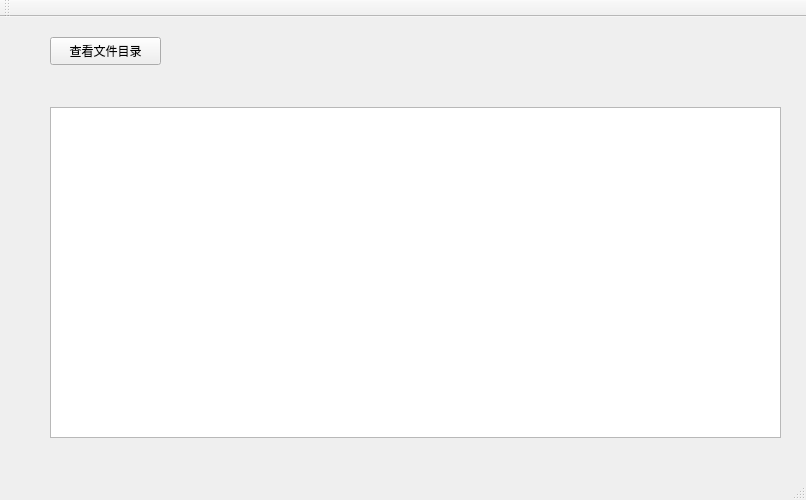
The window that client/mainwindow.ui (chendante/Network-homework) describes before a commit, drawn with Qt 5.
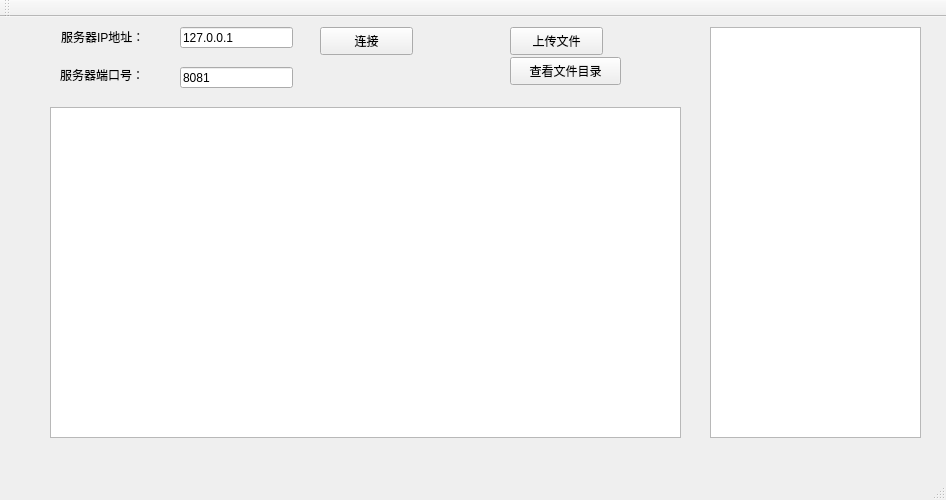
The same window after the commit.

Commit message: 可以下载文件

The edit to the form file:
```diff
--- a/client/mainwindow.ui
+++ b/client/mainwindow.ui
@@ -6,7 +6,7 @@
    <rect>
     <x>0</x>
     <y>0</y>
-    <width>806</width>
+    <width>946</width>
     <height>500</height>
    </rect>
   </property>
@@ -17,8 +17,8 @@
    <widget class="QPushButton" name="pushButton_2">
     <property name="geometry">
      <rect>
-      <x>50</x>
-      <y>20</y>
+      <x>510</x>
+      <y>40</y>
       <width>111</width>
       <height>28</height>
      </rect>
@@ -32,7 +32,7 @@
      <rect>
       <x>50</x>
       <y>90</y>
-      <width>731</width>
+      <width>631</width>
       <height>331</height>
      </rect>
     </property>
@@ -43,6 +43,94 @@
      <enum>QAbstractItemView::SelectRows</enum>
     </property>
    </widget>
+   <widget class="QLabel" name="label">
+    <property name="geometry">
+     <rect>
+      <x>61</x>
+      <y>10</y>
+      <width>111</width>
+      <height>20</height>
+     </rect>
+    </property>
+    <property name="text">
+     <string>服务器IP地址：</string>
+    </property>
+   </widget>
+   <widget class="QLineEdit" name="lineEdit">
+    <property name="geometry">
+     <rect>
+      <x>180</x>
+      <y>10</y>
+      <width>113</width>
+      <height>21</height>
+     </rect>
+    </property>
+    <property name="text">
+     <string>127.0.0.1</string>
+    </property>
+   </widget>
+   <widget class="QLabel" name="label_2">
+    <property name="geometry">
+     <rect>
+      <x>60</x>
+      <y>50</y>
+      <width>101</width>
+      <height>16</height>
+     </rect>
+    </property>
+    <property name="text">
+     <string>服务器端口号：</string>
+    </property>
+   </widget>
+   <widget class="QLineEdit" name="lineEdit_2">
+    <property name="geometry">
+     <rect>
+      <x>180</x>
+      <y>50</y>
+      <width>113</width>
+      <height>21</height>
+     </rect>
+    </property>
+    <property name="text">
+     <string>8081</string>
+    </property>
+   </widget>
+   <widget class="QPushButton" name="pushButton">
+    <property name="geometry">
+     <rect>
+      <x>320</x>
+      <y>10</y>
+      <width>93</width>
+      <height>28</height>
+     </rect>
+    </property>
+    <property name="text">
+     <string>连接</string>
+    </property>
+   </widget>
+   <widget class="QTextEdit" name="textEdit">
+    <property name="geometry">
+     <rect>
+      <x>710</x>
+      <y>10</y>
+      <width>211</width>
+      <height>411</height>
+     </rect>
+    </property>
+   </widget>
+   <widget class="QPushButton" name="pushButton_3">
+    <property name="geometry">
+     <rect>
+      <x>510</x>
+      <y>10</y>
+      <width>93</width>
+      <height>28</height>
+     </rect>
+    </property>
+    <property name="text">
+     <string>上传文件</string>
+    </property>
+   </widget>
   </widget>
   <widget class="QMenuBar" name="menuBar">
    <property name="geometry">
```
Left out of the diff: 2 changed lines with no effect on the pictures. The commit also changes 4 other files.
